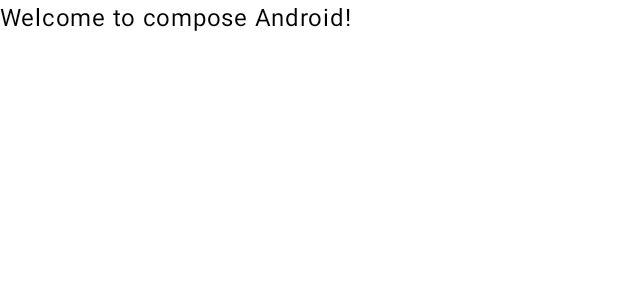
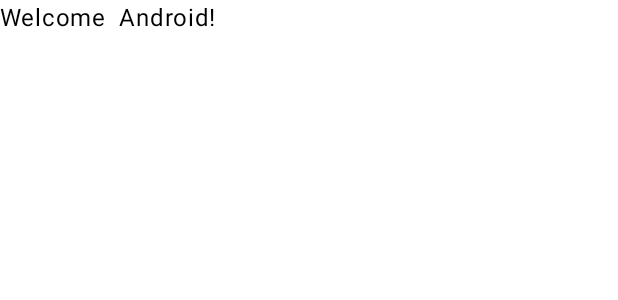
Before and after one commit to icarpio/JetpackComposeBasics, an Android app built with Jetpack Compose: the @Preview function GreetingPreview, on a phone screen of 412 x 824 dp. Shown: the top 300 px of the screen. Run offline under Robolectric (Android 15) with nearby library versions, the phone set to English and light mode, and no system bars.

Commit message:
Create project

```diff
--- a/app/src/main/java/com/example/jetpackcomposebasics/MainActivity.kt
+++ b/app/src/main/java/com/example/jetpackcomposebasics/MainActivity.kt
@@ -33,7 +33,7 @@
 @Composable
 fun Greeting(name: String, modifier: Modifier = Modifier) {
     Text(
-        text = "Welcome to compose $name!",
+        text = "Welcome  $name!",
         modifier = modifier
     )
 }
```
